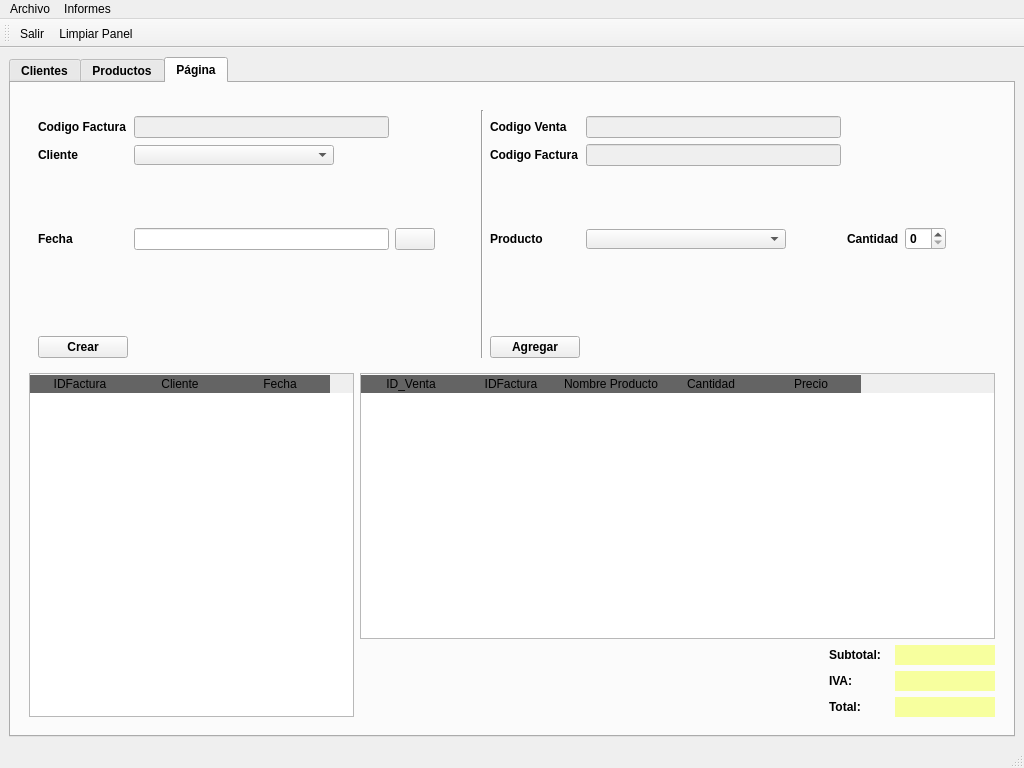
First picture: the form in templates/mainWindow.ui, repository Sierrowsky/SierraPerezR, before the edit.
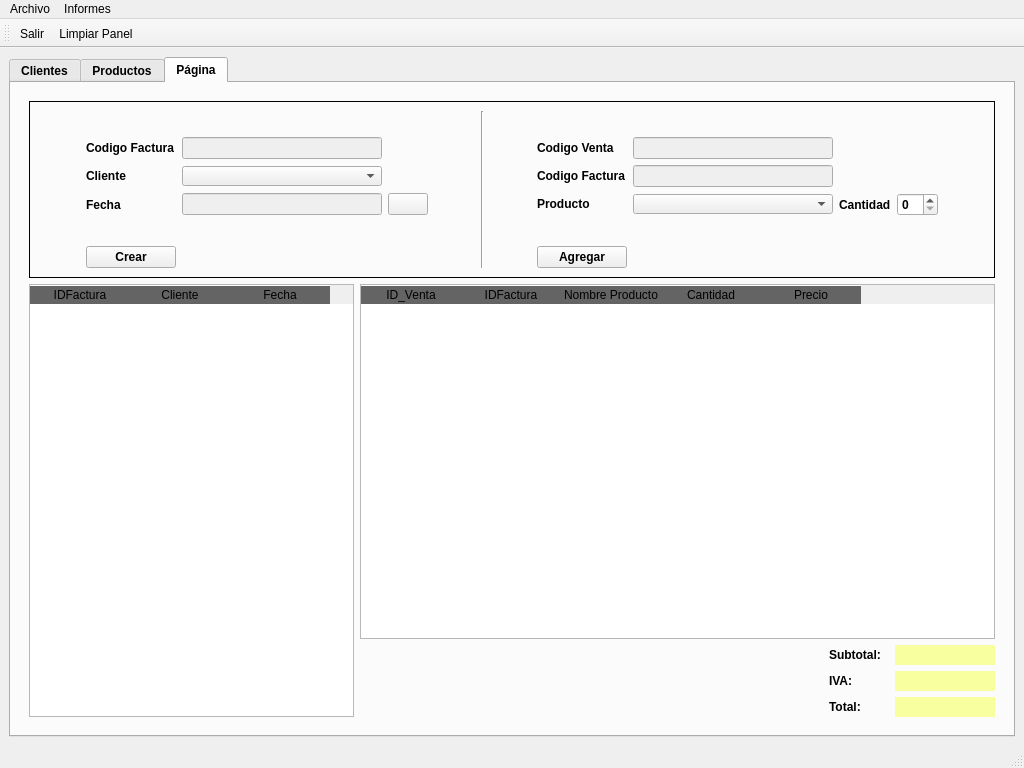
Second picture: the form after the edit. The open tabs and pages were chosen to show the change. Icons and pictures are not drawn.

Diff of the .ui file:
```diff
--- a/templates/mainWindow.ui
+++ b/templates/mainWindow.ui
@@ -1310,33 +1310,33 @@
            <item row="0" column="0" colspan="5">
             <widget class="QFrame" name="frame_4">
              <property name="frameShape">
-              <enum>QFrame::NoFrame</enum>
+              <enum>QFrame::Box</enum>
              </property>
              <layout class="QGridLayout" name="gridLayout_7">
-              <item row="3" column="9">
+              <item row="3" column="10">
                <widget class="QLabel" name="label_6">
                 <property name="text">
                  <string>Cantidad</string>
                 </property>
                </widget>
               </item>
+              <item row="3" column="9">
+               <widget class="QComboBox" name="cbProducto">
+                <property name="minimumSize">
+                 <size>
+                  <width>200</width>
+                  <height>20</height>
+                 </size>
+                </property>
+                <property name="maximumSize">
+                 <size>
+                  <width>200</width>
+                  <height>20</height>
+                 </size>
+                </property>
+               </widget>
+              </item>
               <item row="3" column="8">
-               <widget class="QComboBox" name="comboBox_2">
-                <property name="minimumSize">
-                 <size>
-                  <width>200</width>
-                  <height>20</height>
-                 </size>
-                </property>
-                <property name="maximumSize">
-                 <size>
-                  <width>200</width>
-                  <height>20</height>
-                 </size>
-                </property>
-               </widget>
-              </item>
-              <item row="3" column="7">
                <widget class="QLabel" name="label_7">
                 <property name="minimumSize">
                  <size>
@@ -1355,17 +1355,17 @@
                 </property>
                </widget>
               </item>
-              <item row="3" column="10">
-               <widget class="QSpinBox" name="spinBox"/>
+              <item row="3" column="11">
+               <widget class="QSpinBox" name="sbCantidad"/>
               </item>
-              <item row="2" column="7">
+              <item row="2" column="8">
                <widget class="QLabel" name="label_8">
                 <property name="text">
                  <string>Codigo Factura</string>
                 </property>
                </widget>
               </item>
-              <item row="1" column="7">
+              <item row="1" column="8">
                <widget class="QLabel" name="label_5">
                 <property name="minimumSize">
                  <size>
@@ -1384,24 +1384,21 @@
                 </property>
                </widget>
               </item>
-              <item row="3" column="11">
-               <spacer name="horizontalSpacer_20">
-                <property name="sizeHint" stdset="0">
-                 <size>
-                  <width>40</width>
-                  <height>20</height>
-                 </size>
+              <item row="1" column="2">
+               <widget class="QLineEdit" name="leCodigoFactura">
+                <property name="enabled">
+                 <bool>false</bool>
                 </property>
-               </spacer>
+               </widget>
               </item>
-              <item row="8" column="7">
-               <widget class="QPushButton" name="pushButton_3">
-                <property name="text">
-                 <string>Agregar</string>
+              <item row="1" column="9">
+               <widget class="QLineEdit" name="leCodigoVenta">
+                <property name="enabled">
+                 <bool>false</bool>
                 </property>
                </widget>
               </item>
-              <item row="1" column="0">
+              <item row="1" column="1">
                <widget class="QLabel" name="label_4">
                 <property name="minimumSize">
                  <size>
@@ -1420,69 +1417,73 @@
                 </property>
                </widget>
               </item>
-              <item row="0" column="4" rowspan="9" colspan="2">
+              <item row="0" column="5" rowspan="9" colspan="2">
                <widget class="Line" name="line">
                 <property name="orientation">
                  <enum>Qt::Vertical</enum>
                 </property>
                </widget>
               </item>
-              <item row="1" column="1">
-               <widget class="QLineEdit" name="lineEdit">
+              <item row="8" column="8">
+               <widget class="QPushButton" name="btnAgregarLinea">
+                <property name="text">
+                 <string>Agregar</string>
+                </property>
+               </widget>
+              </item>
+              <item row="3" column="2">
+               <widget class="QLineEdit" name="leFechaFactura">
                 <property name="enabled">
                  <bool>false</bool>
                 </property>
                </widget>
               </item>
-              <item row="1" column="8">
-               <widget class="QLineEdit" name="lineEdit_3">
+              <item row="2" column="2">
+               <widget class="QComboBox" name="cbCliente">
+                <property name="minimumSize">
+                 <size>
+                  <width>200</width>
+                  <height>20</height>
+                 </size>
+                </property>
+                <property name="maximumSize">
+                 <size>
+                  <width>200</width>
+                  <height>20</height>
+                 </size>
+                </property>
+               </widget>
+              </item>
+              <item row="2" column="9">
+               <widget class="QLineEdit" name="leCodigoFactura2">
                 <property name="enabled">
                  <bool>false</bool>
                 </property>
                </widget>
               </item>
-              <item row="2" column="0">
+              <item row="2" column="1">
                <widget class="QLabel" name="label_3">
                 <property name="text">
                  <string>Cliente</string>
                 </property>
                </widget>
               </item>
-              <item row="2" column="1">
-               <widget class="QComboBox" name="comboBox">
-                <property name="minimumSize">
-                 <size>
-                  <width>200</width>
-                  <height>20</height>
-                 </size>
-                </property>
-                <property name="maximumSize">
-                 <size>
-                  <width>200</width>
-                  <height>20</height>
-                 </size>
-                </property>
-               </widget>
-              </item>
-              <item row="2" column="8">
-               <widget class="QLineEdit" name="lineEdit_4">
-                <property name="enabled">
-                 <bool>false</bool>
-                </property>
-               </widget>
-              </item>
-              <item row="8" column="0">
-               <widget class="QPushButton" name="pushButton_2">
+              <item row="8" column="1">
+               <widget class="QPushButton" name="btnCrearFactura">
                 <property name="text">
                  <string>Crear</string>
                 </property>
                </widget>
               </item>
               <item row="3" column="1">
-               <widget class="QLineEdit" name="lineEdit_2"/>
+               <widget class="QLabel" name="label_2">
+                <property name="text">
+                 <string>Fecha</string>
+                </property>
+               </widget>
               </item>
-              <item row="3" column="2">
-               <widget class="QPushButton" name="pushButton">
+              <item row="3" column="3">
+               <widget class="QPushButton" name="btnFechaFactura">
                 <property name="text">
                  <string/>
                 </property>
@@ -1492,15 +1493,50 @@
                 </property>
                </widget>
               </item>
-              <item row="3" column="0">
-               <widget class="QLabel" name="label_2">
-                <property name="text">
-                 <string>Fecha</string>
+              <item row="1" column="0">
+               <spacer name="horizontalSpacer_22">
+                <property name="orientation">
+                 <enum>Qt::Horizontal</enum>
                 </property>
-               </widget>
+                <property name="sizeHint" stdset="0">
+                 <size>
+                  <width>40</width>
+                  <height>20</height>
+                 </size>
+                </property>
+               </spacer>
               </item>
-              <item row="3" column="3">
+              <item row="0" column="7">
                <spacer name="horizontalSpacer_21">
+                <property name="orientation">
+                 <enum>Qt::Horizontal</enum>
+                </property>
+                <property name="sizeHint" stdset="0">
+                 <size>
+                  <width>40</width>
+                  <height>20</height>
+                 </size>
+                </property>
+               </spacer>
+              </item>
+              <item row="0" column="4">
+               <spacer name="horizontalSpacer_20">
+                <property name="orientation">
+                 <enum>Qt::Horizontal</enum>
+                </property>
+                <property name="sizeHint" stdset="0">
+                 <size>
+                  <width>40</width>
+                  <height>20</height>
+                 </size>
+                </property>
+               </spacer>
+              </item>
+              <item row="3" column="12">
+               <spacer name="horizontalSpacer_23">
+                <property name="orientation">
+                 <enum>Qt::Horizontal</enum>
+                </property>
                 <property name="sizeHint" stdset="0">
                  <size>
                   <width>40</width>
```
Left out of the diff: 131 changed lines with no effect on the pictures.
